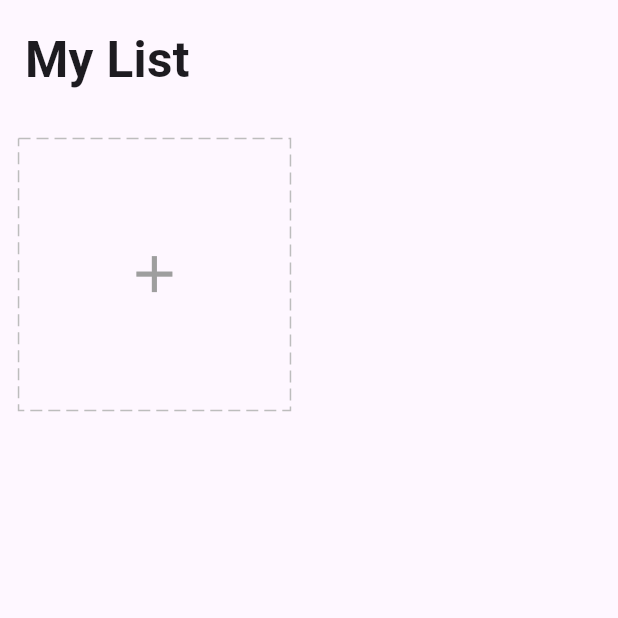
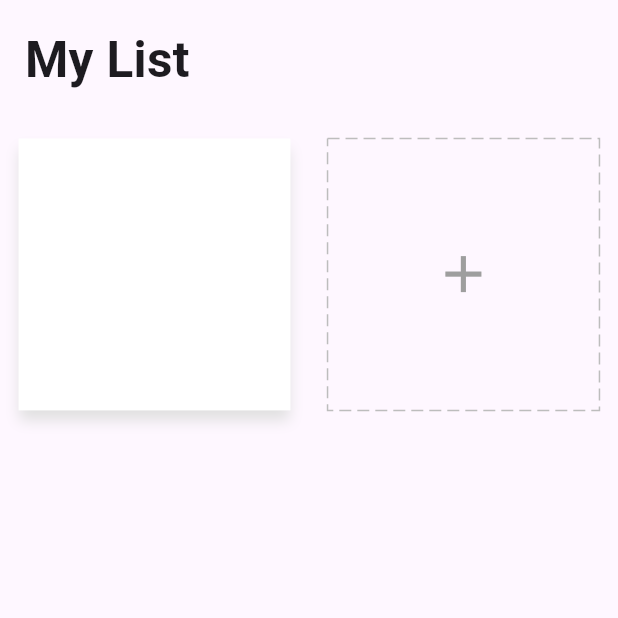
Before and after one commit to RuomiChen/todo-list-getx, a Flutter app: the screen it shows after launch, on a phone screen of 412 x 824 dp, the top half of it. Run offline on Flutter 3.47's test engine with Material 3 defaults, Android fonts, the phone set to English and light mode, and no system bars; drawn by our look-alikes of dotted_border; our stand-ins replace equatable, flutter_easyloading, get, get_storage, step_progress_indicator.

Commit message:
feat: add TaskCard widget for displaying tasks in HomePage

```diff
--- a/lib/app/modules/home/view.dart
+++ b/lib/app/modules/home/view.dart
@@ -1,7 +1,9 @@
 import 'package:flutter/material.dart';
 import 'package:flutter_application_1/app/core/utils/extensions.dart';
+import 'package:flutter_application_1/app/data/models/task.dart';
 import 'package:flutter_application_1/app/modules/home/controller.dart';
 import 'package:flutter_application_1/app/modules/home/widgets/add_card.dart';
+import 'package:flutter_application_1/app/modules/home/widgets/task_card.dart';
 import 'package:get/get.dart';
 
 class HomePage extends GetView<HomeController> {
@@ -23,7 +25,13 @@ class HomePage extends GetView<HomeController> {
             GridView.count(crossAxisCount: 2,
             shrinkWrap: true,
             physics: const ClampingScrollPhysics(),
-            children: [AddCard()],
+            children: [
+              TaskCard(task: Task(
+                title:'title',
+                icon:0xe59c,
+                color: '#ff2b60e6'
+              )),
+              AddCard()],
             )
           ],
         ),
--- /dev/null
+++ b/lib/app/modules/home/widgets/task_card.dart
@@ -0,0 +1,36 @@
+import 'package:flutter/material.dart';
+import 'package:flutter/widgets.dart';
+import 'package:flutter_application_1/app/core/utils/extensions.dart';
+import 'package:flutter_application_1/app/data/models/task.dart';
+import 'package:flutter_application_1/app/modules/home/controller.dart';
+import 'package:get/get.dart';
+import 'package:step_progress_indicator/step_progress_indicator.dart';
+
+class TaskCard extends StatelessWidget {
+  final homeCtrl = Get.find<HomeController>();
+  final Task task;
+
+  TaskCard({super.key, required this.task});
+
+  @override
+  Widget build(BuildContext context) {
+    final color = HexColor.fromHex(task.color);
+    final squareWidth = Get.width - 12.0.wp;
+    return Container(
+      width: squareWidth / 2,
+      height: squareWidth / 2,
+      margin: EdgeInsets.all(3.0.wp),
+      decoration: BoxDecoration(
+        color: Colors.white,
+        boxShadow: [
+          BoxShadow(
+            color: Colors.grey[300]!,
+            blurRadius: 7,
+            offset: const Offset(0, 7),
+          ),
+        ],
+      ),
+      child: Column(),
+    );
+  }
+}
--- a/pubspec.yaml
+++ b/pubspec.yaml
@@ -39,6 +39,7 @@ dependencies:
   equatable: ^2.0.3
   flutter_easyloading: ^3.0.3
   dotted_border: ^2.0.0+2
+  step_progress_indicator: ^1.0.1
 
 dev_dependencies:
   flutter_test:
```
Also changed, not shown: pubspec.lock.
